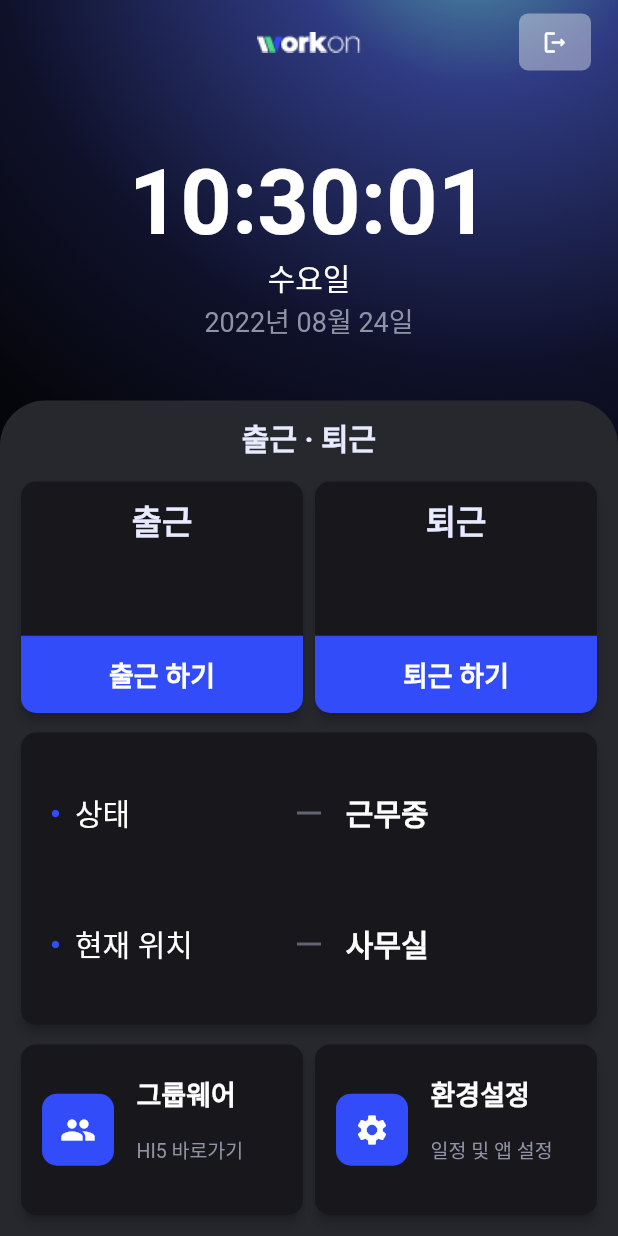
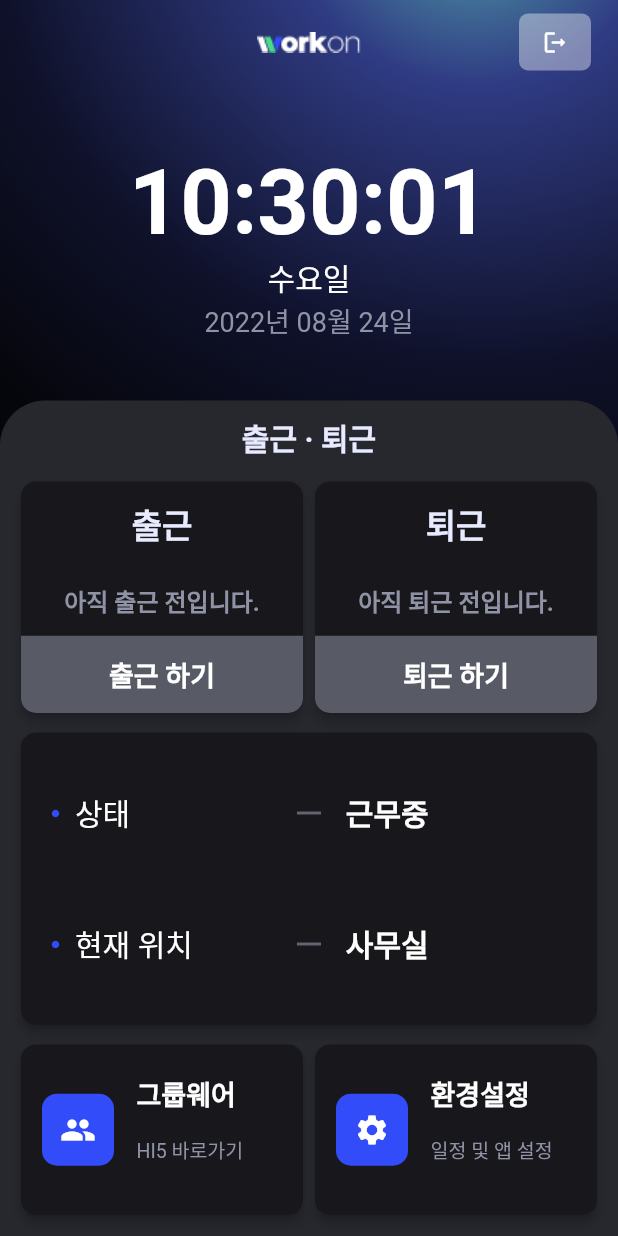
Before and after one commit to wooyoungkwak/flutter-teragate-V2, a Flutter app: the Dashboard screen opened directly, on a phone screen of 412 x 824 dp. Run offline on Flutter 3.47's test engine with Material 2 defaults, Android fonts, the light colour scheme and no system bars; our stand-ins replace connectivity_plus, flutter_local_notifications, flutter_secure_storage, fluttertoast, permission_handler, shared_preferences; missing offline and left inert: app_settings, beacons_plugin, bottom_picker, flutter_inappwebview, move_to_background, network_info_plus; accounts and stored records are empty.

Commit message:
UI 변경

```diff
--- a/lib/config/env.dart
+++ b/lib/config/env.dart
@@ -8,8 +8,10 @@ class Env {
 
   static const String SERVER_LOGIN_URL = '$SERVER_URL:3000/login';
   static const String SERVER_GET_IN_URL = '$SERVER_URL:3000/teragate/goToWork';
-  static const String SERVER_GET_OUT_URL = '$SERVER_URL:3000/teragate/leaveWork';
-  static const String SERVER_REFRESH_TOKEN_URL = '$SERVER_URL:3000/teragate/refreshToken';
+  static const String SERVER_GET_OUT_URL =
+      '$SERVER_URL:3000/teragate/leaveWork';
+  static const String SERVER_REFRESH_TOKEN_URL =
+      '$SERVER_URL:3000/teragate/refreshToken';
 
   static const String INITIAL_UUID = '74278bdb-b644-4520-8f0c-720eeaffffff';
 
@@ -25,7 +27,7 @@ class Env {
   static const String WORK_GET_IN = "getin";
   static const String WORK_GET_OUT = "getout";
 
-  static const String KEY_USER_ID = "USER_ID";  // Login 후에 서버로부터 부여 받은 사용자 ID 값
+  static const String KEY_USER_ID = "USER_ID"; // Login 후에 서버로부터 부여 받은 사용자 ID 값
   static const String KEY_ID_CHECK = 'KEY_ID_CHECK';
   static const String KEY_LOGIN_SUCCESS = "success";
   static const String KEY_ACCESS_TOKEN = "accessToken";
@@ -92,6 +94,10 @@ class Env {
   static const String TITLE_PERMISSION = "권한 허용";
   static const String TITLE_DIALOG = "알림";
 
+  static const String CARD_COMMUTING_WORK_ON = "출근 완료";
+  static const String CARD_COMMUTING_WORK_OFF = "출근 하기";
+  static const String CARD_COMMUTING_LEAVE_ON = "퇴근 완료";
+  static const String CARD_COMMUTING_LEAVE_OFF = "퇴근 하기";
   static const String CARD_STATE = "상태";
   static const String CARD_STATE_LOCATION = "현재 위치";
 
--- a/lib/states/dashboard_state.dart
+++ b/lib/states/dashboard_state.dart
@@ -59,10 +59,10 @@ class DashboardState extends State<Dashboard> with WidgetsBindingObserver {
   String currentTime = "00:00";
   String currentDay = "1978-01-01";
 
-  String? getInState = "출근 하기";
   String? getInTime = "";
-  String? getOutState = "퇴근 하기";
   String? getOutTime = "";
+  bool? getInState = false;
+  bool? getOutState = false;
 
   late DateTime innerTime;
 
@@ -172,29 +172,35 @@ class DashboardState extends State<Dashboard> with WidgetsBindingObserver {
                           Expanded(
                             child: CardCommuting(
                               title: "출근",
-                              time: "$getInTime",
-                              isCommuting: "$getInState",
+                              isCommuting: getInState,
                             ),
                           ),
                           Expanded(
                             child: CardCommuting(
                               title: "퇴근",
-                              time: "$getOutTime",
-                              isCommuting: "$getOutState",
+                              isCommuting: getOutState,
                             ),
                           ),
                         ],
                       ),
                     ),
                     const SizedBox(height: 5.0),
-                    Expanded(flex: 5, child: CardState(locationState: currentState, location: currentLocation)),
+                    Expanded(
+                        flex: 5,
+                        child: CardState(
+                            locationState: currentState,
+                            location: currentLocation)),
                     const SizedBox(height: 5.0),
                     Expanded(
                       flex: 3,
                       child: Row(
                         children: [
                           Expanded(
-                            child: CardButton(icon: TeragateIcons.groups, title: "그룹웨어", subtitle: "HI5 바로가기", function: _moveWebview),
+                            child: CardButton(
+                                icon: TeragateIcons.groups,
+                                title: "그룹웨어",
+                                subtitle: "HI5 바로가기",
+                                function: _moveWebview),
                           ),
                           Expanded(
                             child: CardButton(
@@ -220,15 +226,20 @@ class DashboardState extends State<Dashboard> with WidgetsBindingObserver {
   // Notifcation 알람 초기화
   Future<void> _initNotification() async {
     flutterLocalNotificationsPlugin = FlutterLocalNotificationsPlugin();
-    var initializationSettingsAndroid = const AndroidInitializationSettings('@mipmap/ic_launcher');
-    var initializationSettingsIOS = const IOSInitializationSettings(onDidReceiveLocalNotification: null);
-    var initializationSettings = InitializationSettings(android: initializationSettingsAndroid, iOS: initializationSettingsIOS);
+    var initializationSettingsAndroid =
+        const AndroidInitializationSettings('@mipmap/ic_launcher');
+    var initializationSettingsIOS =
+        const IOSInitializationSettings(onDidReceiveLocalNotification: null);
+    var initializationSettings = InitializationSettings(
+        android: initializationSettingsAndroid, iOS: initializationSettingsIOS);
 
-    flutterLocalNotificationsPlugin.initialize(initializationSettings, onSelectNotification: null);
+    flutterLocalNotificationsPlugin.initialize(initializationSettings,
+        onSelectNotification: null);
   }
 
   void _showNotification(String message) {
-    selectNotificationType(flutterLocalNotificationsPlugin, Env.TITLE_DIALOG, message);
+    selectNotificationType(
+        flutterLocalNotificationsPlugin, Env.TITLE_DIALOG, message);
   }
 
   // ip 설정 ( wifi or mobile (lte, 5G 등 ) )
@@ -247,7 +258,9 @@ class DashboardState extends State<Dashboard> with WidgetsBindingObserver {
       }
     });
 
-    connectivityStreamSubscription = Connectivity().onConnectivityChanged.listen((ConnectivityResult result) {
+    connectivityStreamSubscription = Connectivity()
+        .onConnectivityChanged
+        .listen((ConnectivityResult result) {
       if (result == ConnectivityResult.mobile) {
         getIPAddressByMobile().then((map) {
           Log.log(' mobile ip address = ${map["ip"]}');
@@ -282,11 +295,20 @@ class DashboardState extends State<Dashboard> with WidgetsBindingObserver {
   }
 
   void _moveWebview(BuildContext context) async {
-    secureStorage.read(Env.KEY_USER_ID).then((value) => Navigator.push(context, MaterialPageRoute(builder: (context) => WebViews(value!, null))));
+    secureStorage.read(Env.KEY_USER_ID).then((value) => Navigator.push(context,
+        MaterialPageRoute(builder: (context) => WebViews(value!, null))));
   }
 
   Future<void> _moveSetting(BuildContext context) async {
-    _getSetting().then((data) => Navigator.push(context, MaterialPageRoute(builder: (context) => Setting(data["beaconuuid"], data["switchGetIn"], data["switchGetOut"], data["switchAlarm"], null))));
+    _getSetting().then((data) => Navigator.push(
+        context,
+        MaterialPageRoute(
+            builder: (context) => Setting(
+                data["beaconuuid"],
+                data["switchGetIn"],
+                data["switchGetOut"],
+                data["switchAlarm"],
+                null))));
   }
 
   Future<Map<String, dynamic>> _getSetting() async {
@@ -299,7 +321,8 @@ class DashboardState extends State<Dashboard> with WidgetsBindingObserver {
       // ignore: prefer_if_null_operators
       "beaconuuid": (uuid == null ? Env.UUID_DEFAULT : uuid),
       "switchGetIn": (getin == null ? false : (getin == "true" ? true : false)),
-      "switchGetOut": (getout == null ? false : (getout == "true" ? true : false)),
+      "switchGetOut":
+          (getout == null ? false : (getout == "true" ? true : false)),
       "switchAlarm": (alarm == null ? false : (alarm == "true" ? true : false))
     };
   }
@@ -318,7 +341,8 @@ class DashboardState extends State<Dashboard> with WidgetsBindingObserver {
       return;
     }
 
-    processGetIn(accessToken, refreshToken, deviceip!, secureStorage, 0).then((workInfo) {
+    processGetIn(accessToken, refreshToken, deviceip!, secureStorage, 0)
+        .then((workInfo) {
       if (workInfo.success) {
         _showNotification(workInfo.message);
       } else {
@@ -341,7 +365,8 @@ class DashboardState extends State<Dashboard> with WidgetsBindingObserver {
       return;
     }
 
-    processGetOut(accessToken, refreshToken, deviceip!, secureStorage, 0).then((workInfo) {
+    processGetOut(accessToken, refreshToken, deviceip!, secureStorage, 0)
+        .then((workInfo) {
       if (workInfo.success) {
         _showNotification(workInfo.message);
       } else {
@@ -400,18 +425,17 @@ class DashboardState extends State<Dashboard> with WidgetsBindingObserver {
 
         // 서버에 전송
         _sendMessage().then((workInfo) {
-
-          if ( workInfo.message == Env.MSG_FAIL ) {
+          if (workInfo.message == Env.MSG_FAIL) {
             _showNotification(workInfo.message);
             return;
           }
 
           if (workInfo.work == 1) {
             getInTime = getPickerTime(getNow());
-            getInState = "출근 완료";
+            getInState = true;
           } else if (workInfo.work == 2) {
             getOutTime = getPickerTime(getNow());
-            getOutState = "출근 완료";
+            getOutState = true;
           }
         });
       }
@@ -452,7 +476,8 @@ class DashboardState extends State<Dashboard> with WidgetsBindingObserver {
     String uuid = "";
     String location = "";
 
-    return await processTracking(acccessToken!, refreshToken!, userId!, deviceip!, uuid, location, secureStorage, 0);
+    return await processTracking(acccessToken!, refreshToken!, userId!,
+        deviceip!, uuid, location, secureStorage, 0);
   }
 
   void _setUI() async {
--- a/lib/states/widgets/card_commuting.dart
+++ b/lib/states/widgets/card_commuting.dart
@@ -5,17 +5,18 @@ import 'package:teragate/config/font-weights.dart';
 
 import 'package:teragate/states/widgets/card_square.dart';
 import 'package:teragate/states/widgets/text.dart';
+import 'package:teragate/utils/log_util.dart';
+import 'package:teragate/utils/time_util.dart';
 
 class CardCommuting extends StatelessWidget {
   final String? title;
-  final String? time;
-  final String? isCommuting;
+  final bool? isCommuting;
 
-  CardCommuting({
+  const CardCommuting({
+    Key? key,
     this.title,
-    this.time,
-    this.isCommuting,
-  });
+    this.isCommuting = false,
+  }) : super(key: key);
 
   @override
   Widget build(BuildContext context) {
@@ -34,12 +35,19 @@ class CardCommuting extends StatelessWidget {
                   weight: TeragateFontWeight.semiBold,
                   color: TeragateColors.cardTitle,
                 ),
-                CustomText(
-                  text: time!,
-                  size: 28.0,
-                  weight: TeragateFontWeight.bold,
-                  color: TeragateColors.white,
-                ),
+                isCommuting!
+                    ? CustomText(
+                        text: getPickerTime(getNow()),
+                        size: 28.0,
+                        weight: TeragateFontWeight.bold,
+                        color: TeragateColors.white,
+                      )
+                    : CustomText(
+                        text: "아직 $title 전입니다.",
+                        size: 16.0,
+                        weight: TeragateFontWeight.bold,
+                        color: TeragateColors.grey,
+                      ),
               ],
             ),
           ),
@@ -48,7 +56,9 @@ class CardCommuting extends StatelessWidget {
             child: TextButton(
               style: ButtonStyle(
                   backgroundColor: MaterialStateProperty.all<Color>(
-                    TeragateColors.blue,
+                    isCommuting!
+                        ? TeragateColors.blue
+                        : TeragateColors.inactiveTextColor,
                   ),
                   minimumSize: MaterialStateProperty.all(
                     const Size.fromHeight(25),
@@ -60,9 +70,23 @@ class CardCommuting extends StatelessWidget {
                             bottomRight: Radius.circular(10.0))),
                   )),
               onPressed: () {},
-              child: CustomText(
-                text: isCommuting!,
-                weight: TeragateFontWeight.semiBold,
+              child: Row(
+                mainAxisAlignment: MainAxisAlignment.center,
+                children: [
+                  if (isCommuting!) const SizedBox(width: 10.0),
+                  CustomText(
+                    text: isCommuting! ? "$title 완료" : "$title 하기",
+                    weight: TeragateFontWeight.semiBold,
+                  ),
+                  if (isCommuting!)
+                    const Padding(
+                      padding: EdgeInsets.only(left: 2.0),
+                      child: Icon(
+                        Icons.done,
+                        color: Colors.white,
+                      ),
+                    ),
+                ],
               ),
             ),
           ),
--- a/lib/states/widgets/card_state.dart
+++ b/lib/states/widgets/card_state.dart
@@ -1,10 +1,11 @@
 import 'package:flutter/material.dart';
 
 import 'package:teragate/config/font-weights.dart';
+import 'package:teragate/config/colors.dart';
 
 import 'package:teragate/states/widgets/card_square.dart';
 import 'package:teragate/states/widgets/text.dart';
-import 'package:teragate/states/widgets/network_state.dart';
+// import 'package:teragate/states/widgets/network_state.dart';
 import 'package:teragate/config/env.dart';
 
 class CardState extends StatelessWidget {
@@ -21,23 +22,61 @@ class CardState extends StatelessWidget {
           crossAxisAlignment: CrossAxisAlignment.center,
           mainAxisAlignment: MainAxisAlignment.spaceAround,
           children: [
-            StateRow(
-                widget: CustomText(
-              text: "$locationState ",
-              size: 20.0,
-              weight: TeragateFontWeight.extraBold,
-            ),subject: Env.CARD_STATE
-            ),
-            StateRow(
-                widget: CustomText(
-              text: "$location ",
-              size: 20.0,
-              weight: TeragateFontWeight.extraBold,
-            ),subject: Env.CARD_STATE_LOCATION
-            ),
+            _createPaddingByState(Env.CARD_STATE, "$locationState"),
+            _createPaddingByState(Env.CARD_STATE_LOCATION, "$location"),
           ],
         ),
       ),
     );
   }
 }
+
+Padding _createPaddingByState(String title, String state) {
+  return Padding(
+    padding: const EdgeInsets.all(10.0),
+    child: Row(
+      mainAxisAlignment: MainAxisAlignment.center,
+      children: <Widget>[
+        Expanded(
+          flex: 3,
+          child: Row(
+            children: [
+              Container(
+                margin: const EdgeInsets.only(right: 10.0),
+                child: const Icon(
+                  Icons.circle,
+                  color: Color.fromARGB(255, 49, 76, 248),
+                  size: 6,
+                ),
+              ),
+              SizedBox(
+                child: CustomText(
+                    text: title,
+                    size: 20,
+                    weight: TeragateFontWeight.regular,
+                    color: TeragateColors.white),
+              ),
+            ],
+          ),
+        ),
+        const Expanded(
+          flex: 1,
+          child: SizedBox(
+            child: Icon(
+              Icons.horizontal_rule,
+              color: Color.fromARGB(255, 98, 100, 113),
+            ),
+          ),
+        ),
+        Expanded(
+          flex: 3,
+          child: CustomText(
+            text: state,
+            size: 20.0,
+            weight: TeragateFontWeight.extraBold,
+          ),
+        )
+      ],
+    ),
+  );
+}
```
